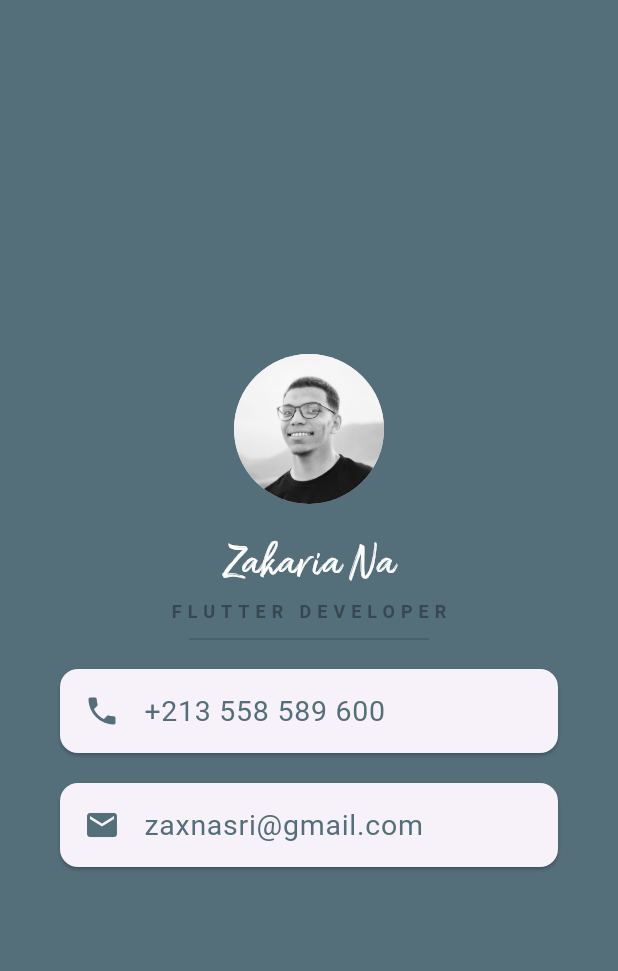
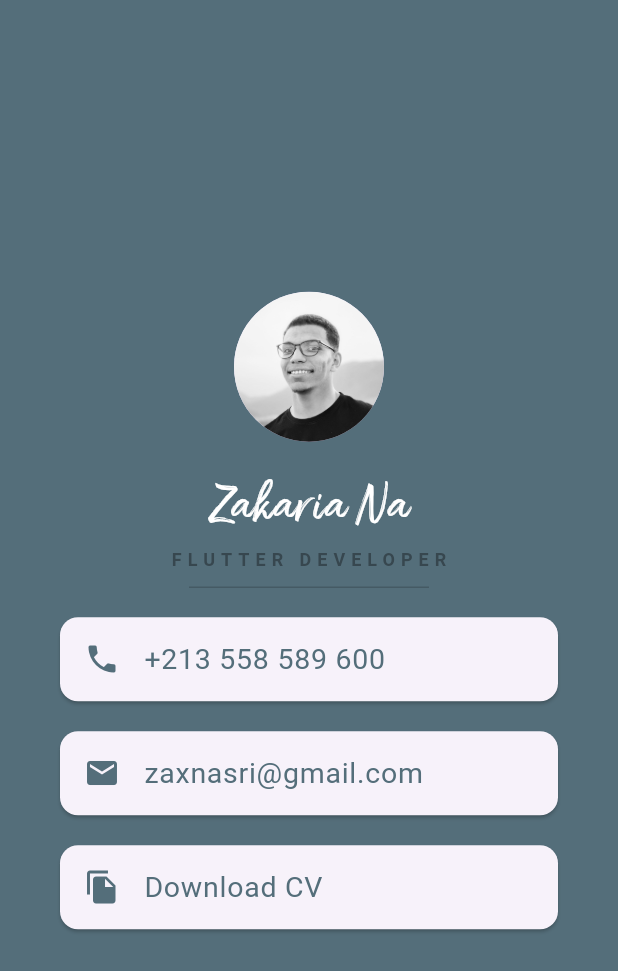
Before and after one commit to ZakariaNasri/Info_Card, a Flutter app: the screen it shows after launch, on a phone screen of 412 x 824 dp. Shown: the top 971 px of the screen. Run offline on Flutter 3.47's test engine with Material 3 defaults, Android fonts, the phone set to English and light mode, and no system bars.

Commit message:
one card added (CV)

```diff
--- a/lib/main.dart
+++ b/lib/main.dart
@@ -27,7 +27,7 @@ class MyApp extends StatelessWidget {
               Text(
                 'Zakaria Na',
                 style: TextStyle(
-                    fontSize: 30,
+                    fontSize: 35,
                     color: Colors.white,
                     fontFamily: "Amithen",
                     fontWeight: FontWeight.w500),
@@ -74,6 +74,19 @@ class MyApp extends StatelessWidget {
                   ),
                 ),
               ),
+              Card(
+                margin: EdgeInsets.symmetric(vertical: 10, horizontal: 40),
+                child: ListTile(
+                  leading: Icon(
+                    Icons.file_copy,
+                    color: Colors.blueGrey[600],
+                  ),
+                  title: Text(
+                    'Download CV',
+                    style: TextStyle(color: Colors.blueGrey[600], fontSize: 19),
+                  ),
+                ),
+              ),
             ],
           ),
         ),
```
